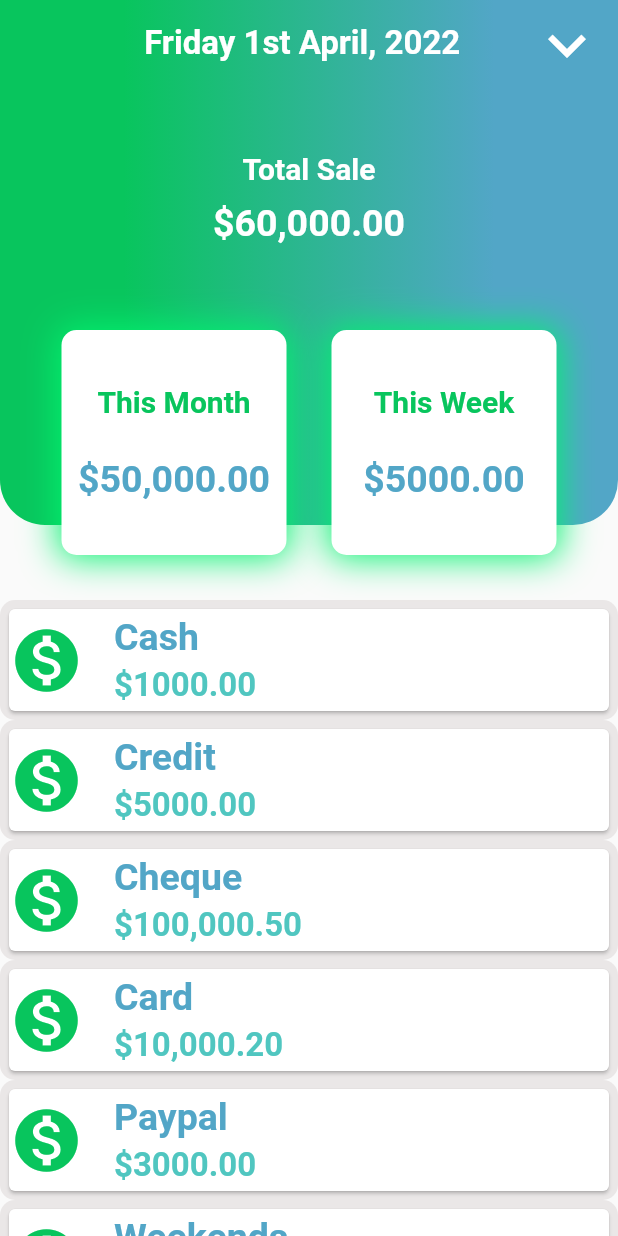
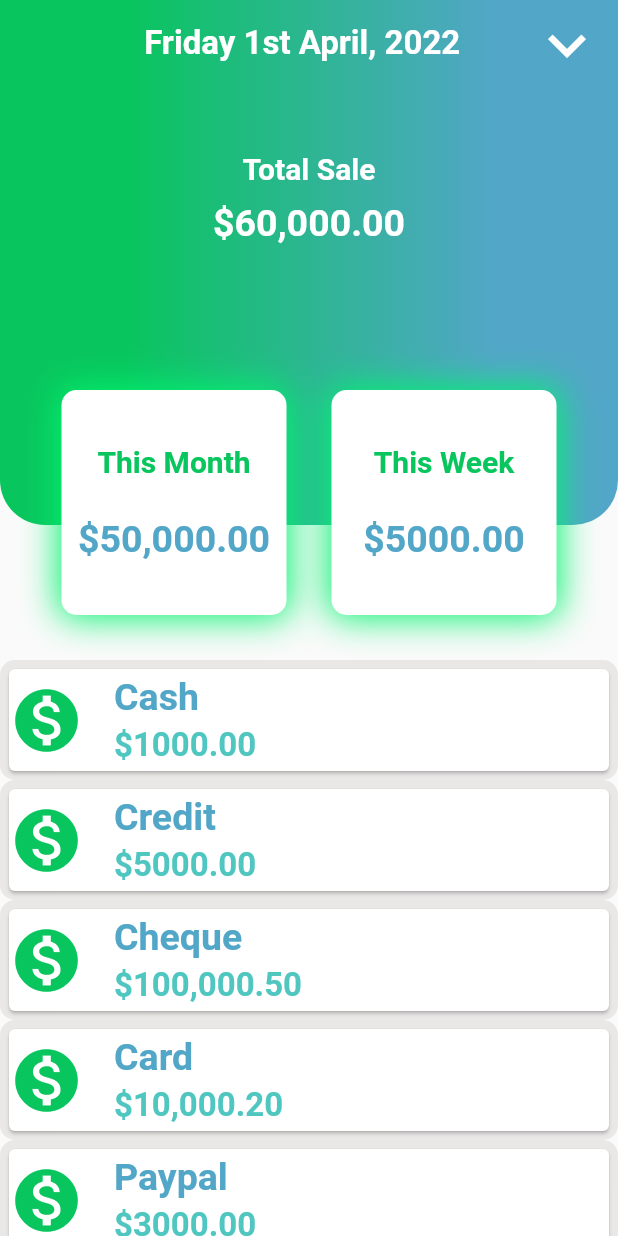
Before and after one commit to Lekki369/project_1, a Flutter app: the screen it shows after launch, on a phone screen of 412 x 824 dp. Run offline on Flutter 3.47's test engine with Material 2 defaults, Android fonts, the phone set to English and light mode, and no system bars.

Commit message:
renamed packages

```diff
--- a/lib/HomeU.I/body.dart
+++ b/lib/HomeU.I/body.dart
@@ -1,8 +1,8 @@
 // ignore_for_file: avoid_unnecessary_containers
 
 import 'package:flutter/material.dart';
-import 'package:project_1/HomeU.I/lower_part.dart';
-import 'package:project_1/HomeU.I/upper_part.dart';
+import '/HomeU.I/lower_part.dart';
+import '/HomeU.I/upper_part.dart';
 
 class Home extends StatelessWidget {
   const Home({Key? key}) : super(key: key);
@@ -10,10 +10,17 @@ class Home extends StatelessWidget {
   @override
   Widget build(BuildContext context) {
     return Stack(
-      alignment: Alignment.bottomCenter,
-      children: const [
-        Upper(),
-        Lower(),
+      children: [
+        const Upper(),
+        Column(
+          mainAxisAlignment: MainAxisAlignment.end,
+          children: const [
+            SizedBox(
+              height: 260,
+            ),
+            Lower(),
+          ],
+        )
       ],
     );
   }
--- a/lib/Payment/payout.dart
+++ b/lib/Payment/payout.dart
@@ -14,6 +14,7 @@ class Payout extends StatelessWidget {
   @override
   Widget build(BuildContext context) {
     return InkWell(
+      onTap: () => print('HELLO'),
       child: Container(
         height: 80,
         width: double.infinity,
--- a/lib/main.dart
+++ b/lib/main.dart
@@ -1,9 +1,9 @@
 // ignore_for_file: must_be_immutable
 
 import 'package:flutter/material.dart';
-import 'package:project_1/Payment/payout.dart';
-import 'package:project_1/Payment/payment.dart';
-import 'package:project_1/HomeU.I/body.dart';
+import '/Payment/payout.dart';
+import '/Payment/payment.dart';
+import '/HomeU.I/body.dart';
 
 void main() {
   runApp(MyApp());
```
